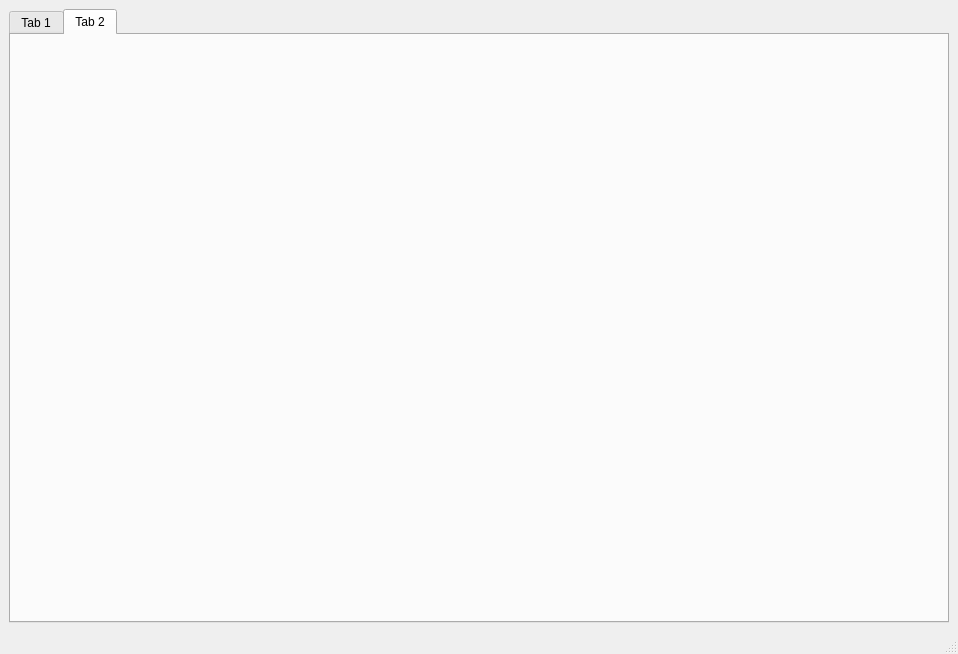
Above: inference_server.ui from birkschmithuesen/SystemFailed_trajnetplusplusbaselines before the change. Below: the same form after it.
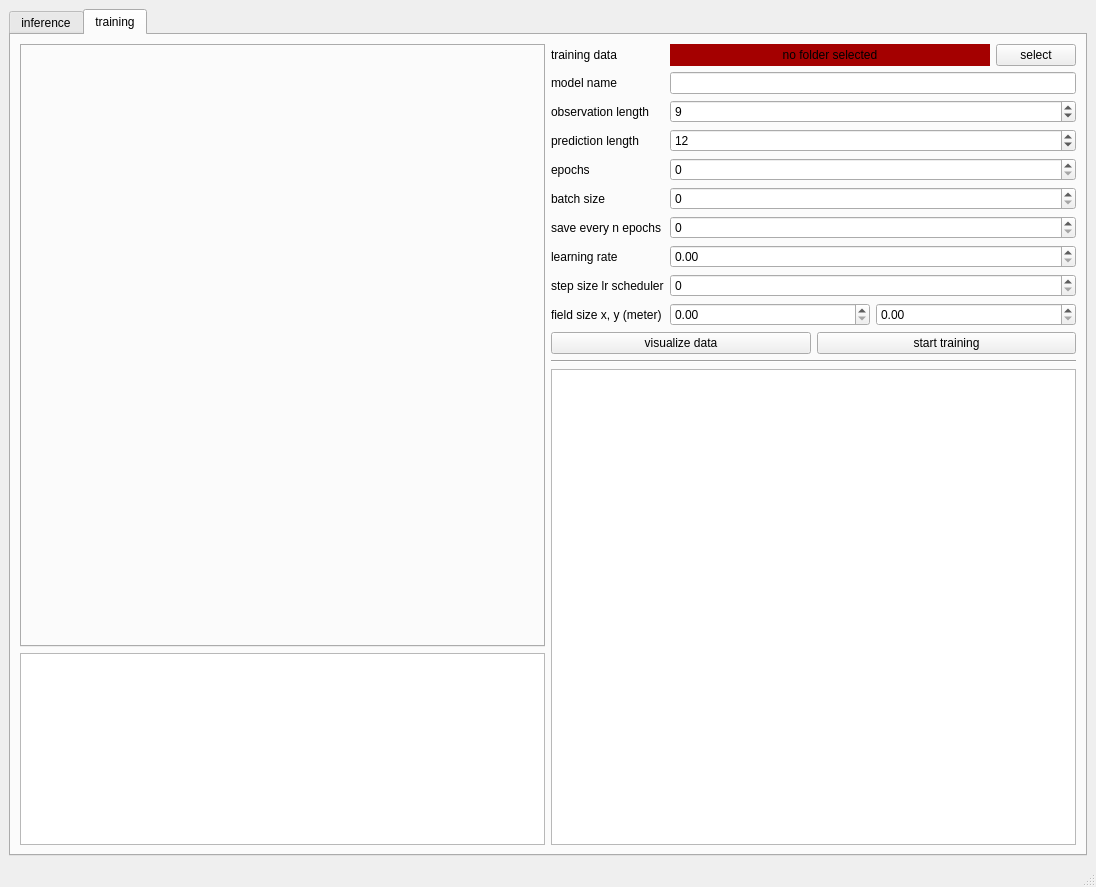
That is the form after the change. The open tabs and pages were chosen to show the change.

Commit message: Add training data visualizer

The edit to the form file:
```diff
--- a/inference_server.ui
+++ b/inference_server.ui
@@ -6,8 +6,8 @@
    <rect>
     <x>0</x>
     <y>0</y>
-    <width>958</width>
-    <height>654</height>
+    <width>1096</width>
+    <height>887</height>
    </rect>
   </property>
   <property name="windowTitle">
@@ -37,7 +37,7 @@
       </property>
       <widget class="QWidget" name="tab">
        <attribute name="title">
-        <string>Tab 1</string>
+        <string>inference</string>
        </attribute>
        <layout class="QHBoxLayout" name="horizontalLayout_3">
         <item>
@@ -282,8 +282,271 @@
       </widget>
       <widget class="QWidget" name="tab_2">
        <attribute name="title">
-        <string>Tab 2</string>
+        <string>training</string>
        </attribute>
+       <layout class="QVBoxLayout" name="verticalLayout_6">
+        <item>
+         <layout class="QHBoxLayout" name="horizontalLayout_5">
+          <property name="sizeConstraint">
+           <enum>QLayout::SetNoConstraint</enum>
+          </property>
+          <item>
+           <layout class="QVBoxLayout" name="verticalLayout_4">
+            <property name="sizeConstraint">
+             <enum>QLayout::SetNoConstraint</enum>
+            </property>
+            <item>
+             <widget class="QTabWidget" name="training_visualizer">
+              <property name="sizePolicy">
+               <sizepolicy hsizetype="Expanding" vsizetype="Expanding">
+                <horstretch>1</horstretch>
+                <verstretch>1</verstretch>
+               </sizepolicy>
+              </property>
+              <property name="sizeIncrement">
+               <size>
+                <width>1</width>
+                <height>1</height>
+               </size>
+              </property>
+              <property name="currentIndex">
+               <number>-1</number>
+              </property>
+             </widget>
+            </item>
+            <item>
+             <widget class="QTextBrowser" name="textBrowser"/>
+            </item>
+           </layout>
+          </item>
+          <item>
+           <layout class="QVBoxLayout" name="verticalLayout_5">
+            <property name="spacing">
+             <number>6</number>
+            </property>
+            <property name="sizeConstraint">
+             <enum>QLayout::SetMaximumSize</enum>
+            </property>
+            <item>
+             <layout class="QFormLayout" name="formLayout_2">
+              <property name="sizeConstraint">
+               <enum>QLayout::SetFixedSize</enum>
+              </property>
+              <property name="formAlignment">
+               <set>Qt::AlignLeading|Qt::AlignLeft|Qt::AlignVCenter</set>
+              </property>
+              <item row="1" column="0">
+               <widget class="QLabel" name="label_9">
+                <property name="text">
+                 <string>model name</string>
+                </property>
+               </widget>
+              </item>
+              <item row="1" column="1">
+               <widget class="QLineEdit" name="lineEdit"/>
+              </item>
+              <item row="2" column="0">
+               <widget class="QLabel" name="label_12">
+                <property name="text">
+                 <string>observation length</string>
+                </property>
+               </widget>
+              </item>
+              <item row="2" column="1">
+               <widget class="QSpinBox" name="spinBox_3">
+                <property name="sizePolicy">
+                 <sizepolicy hsizetype="Minimum" vsizetype="Fixed">
+                  <horstretch>0</horstretch>
+                  <verstretch>0</verstretch>
+                 </sizepolicy>
+                </property>
+                <property name="value">
+                 <number>9</number>
+                </property>
+               </widget>
+              </item>
+              <item row="3" column="0">
+               <widget class="QLabel" name="label_13">
+                <property name="text">
+                 <string>prediction length</string>
+                </property>
+               </widget>
+              </item>
+              <item row="3" column="1">
+               <widget class="QSpinBox" name="spinBox_4">
+                <property name="sizePolicy">
+                 <sizepolicy hsizetype="Minimum" vsizetype="Fixed">
+                  <horstretch>0</horstretch>
+                  <verstretch>0</verstretch>
+                 </sizepolicy>
+                </property>
+                <property name="value">
+                 <number>12</number>
+                </property>
+               </widget>
+              </item>
+              <item row="4" column="0">
+               <widget class="QLabel" name="label_5">
+                <property name="text">
+                 <string>epochs</string>
+                </property>
+               </widget>
+              </item>
+              <item row="4" column="1">
+               <widget class="QSpinBox" name="spinBox_5"/>
+              </item>
+              <item row="5" column="0">
+               <widget class="QLabel" name="label_11">
+                <property name="text">
+                 <string>batch size</string>
+                </property>
+               </widget>
+              </item>
+              <item row="5" column="1">
+               <widget class="QSpinBox" name="spinBox_6"/>
+              </item>
+              <item row="6" column="0">
+               <widget class="QLabel" name="label_15">
+                <property name="text">
+                 <string>save every n epochs</string>
+                </property>
+               </widget>
+              </item>
+              <item row="6" column="1">
+               <widget class="QSpinBox" name="spinBox_7"/>
+              </item>
+              <item row="9" column="0">
+               <widget class="QLabel" name="label_14">
+                <property name="text">
+                 <string>field size x, y (meter)</string>
+                </property>
+               </widget>
+              </item>
+              <item row="9" column="1">
+               <layout class="QHBoxLayout" name="horizontalLayout_7">
+                <property name="sizeConstraint">
+                 <enum>QLayout::SetFixedSize</enum>
+                </property>
+                <item>
+                 <widget class="QDoubleSpinBox" name="doubleSpinBox_3">
+                  <property name="sizePolicy">
+                   <sizepolicy hsizetype="Minimum" vsizetype="Fixed">
+                    <horstretch>0</horstretch>
+                    <verstretch>0</verstretch>
+                   </sizepolicy>
+                  </property>
+                 </widget>
+                </item>
+                <item>
+                 <widget class="QDoubleSpinBox" name="doubleSpinBox_4">
+                  <property name="sizePolicy">
+                   <sizepolicy hsizetype="Minimum" vsizetype="Fixed">
+                    <horstretch>0</horstretch>
+                    <verstretch>0</verstretch>
+                   </sizepolicy>
+                  </property>
+                 </widget>
+                </item>
+               </layout>
+              </item>
+              <item row="7" column="0">
+               <widget class="QLabel" name="label_16">
+                <property name="text">
+                 <string>learning rate</string>
+                </property>
+               </widget>
+              </item>
+              <item row="7" column="1">
+               <widget class="QDoubleSpinBox" name="doubleSpinBox_5"/>
+              </item>
+              <item row="8" column="0">
+               <widget class="QLabel" name="label_17">
+                <property name="text">
+                 <string>step size lr scheduler</string>
+                </property>
+               </widget>
+              </item>
+              <item row="8" column="1">
+               <widget class="QSpinBox" name="spinBox_8"/>
+              </item>
+              <item row="0" column="0">
+               <widget class="QLabel" name="label_10">
+                <property name="text">
+                 <string>training data</string>
+                </property>
+                <property name="alignment">
+                 <set>Qt::AlignCenter</set>
+                </property>
+               </widget>
+              </item>
+              <item row="0" column="1">
+               <layout class="QHBoxLayout" name="horizontalLayout_6">
+                <item>
+                 <widget class="QLabel" name="training_data_select_label">
+                  <property name="styleSheet">
+                   <string notr="true">background-color: rgb(164, 0, 0);</string>
+                  </property>
+                  <property name="text">
+                   <string>no folder selected</string>
+                  </property>
+                  <property name="alignment">
+                   <set>Qt::AlignCenter</set>
+                  </property>
+                 </widget>
+                </item>
+                <item>
+                 <widget class="QPushButton" name="training_data_select_button">
+                  <property name="sizePolicy">
+                   <sizepolicy hsizetype="Fixed" vsizetype="Fixed">
+                    <horstretch>0</horstretch>
+                    <verstretch>0</verstretch>
+                   </sizepolicy>
+                  </property>
+                  <property name="text">
+                   <string>select</string>
+                  </property>
+                 </widget>
+                </item>
+               </layout>
+              </item>
+             </layout>
+            </item>
+            <item>
+             <layout class="QHBoxLayout" name="horizontalLayout_8">
+              <property name="sizeConstraint">
+               <enum>QLayout::SetNoConstraint</enum>
+              </property>
+              <item>
+               <widget class="QPushButton" name="training_visualize_data_button">
+                <property name="text">
+                 <string>visualize data</string>
+                </property>
+               </widget>
+              </item>
+              <item>
+               <widget class="QPushButton" name="training_start_button">
+                <property name="text">
+                 <string>start training</string>
+                </property>
+               </widget>
+              </item>
+             </layout>
+            </item>
+            <item>
+             <widget class="Line" name="line">
+              <property name="orientation">
+               <enum>Qt::Horizontal</enum>
+              </property>
+             </widget>
+            </item>
+            <item>
+             <widget class="QTextBrowser" name="textBrowser_2"/>
+            </item>
+           </layout>
+          </item>
+         </layout>
+        </item>
+       </layout>
       </widget>
      </widget>
     </item>
```
Left out of the diff: 10 changed lines with no effect on the pictures. The commit also changes 3 other files.
